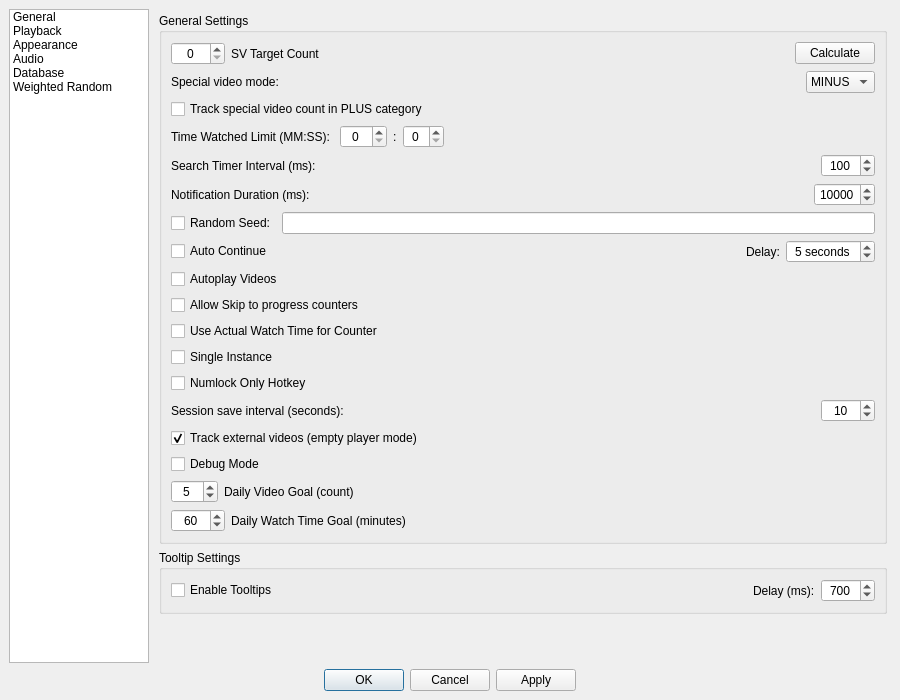
The window that MediaManager/src/QtClasses/UI/Form Files/SettingsDialog.ui (PaunescuAndrei/MediaManager) describes before a commit, drawn with Qt 5.
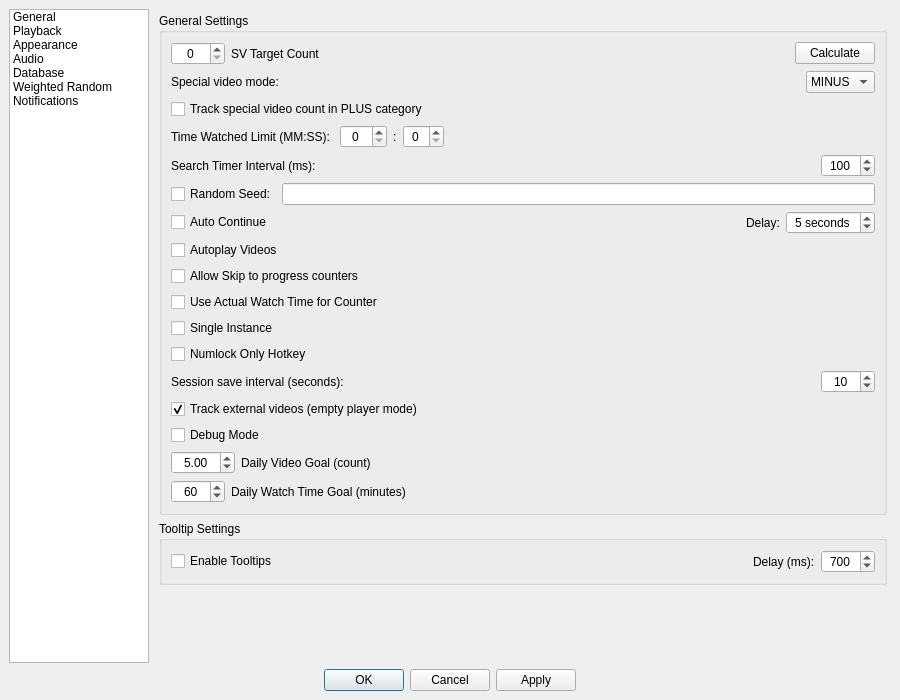
The same window after the commit. Custom widgets are drawn as their Qt base class.

Commit message: feat: multi-notification system, daily goals/milestones, settings redesign, tooltips, vacuum DB

The edit to the form file:
```diff
--- a/MediaManager/src/QtClasses/UI/Form Files/SettingsDialog.ui
+++ b/MediaManager/src/QtClasses/UI/Form Files/SettingsDialog.ui
@@ -96,6 +96,11 @@
          <string>Weighted Random</string>
         </property>
        </item>
+       <item>
+        <property name="text">
+         <string>Notifications</string>
+        </property>
+       </item>
       </widget>
      </item>
      <item>
@@ -250,32 +255,6 @@
                </item>
               </layout>
              </item>
-             <item>
-              <layout class="QHBoxLayout" name="horizontalLayout_notificationDuration">
-               <item>
-                <widget class="QLabel" name="notificationDurationLabel">
-                 <property name="text"><string>Notification Duration (ms):</string></property>
-                </widget>
-               </item>
-               <item>
-                <spacer name="horizontalSpacer_notificationDuration">
-                 <property name="orientation"><enum>Qt::Orientation::Horizontal</enum></property>
-                 <property name="sizeHint" stdset="0"><size><width>40</width><height>20</height></size></property>
-                </spacer>
-               </item>
-               <item>
-                <widget class="QSpinBox" name="notificationDurationSpinBox">
-                 <property name="focusPolicy"><enum>Qt::FocusPolicy::StrongFocus</enum></property>
-                 <property name="toolTip"><string>How long notification popups stay visible in milliseconds</string></property>
-                 <property name="alignment"><set>Qt::AlignmentFlag::AlignCenter</set></property>
-                 <property name="minimum"><number>1000</number></property>
-                 <property name="maximum"><number>60000</number></property>
-                 <property name="singleStep"><number>500</number></property>
-                 <property name="value"><number>10000</number></property>
-                </widget>
-               </item>
-              </layout>
-             </item>
              <item>
               <layout class="QHBoxLayout" name="horizontalLayout_14">
                <item>
@@ -394,12 +373,14 @@
              <item>
               <layout class="QHBoxLayout" name="dailyVideoGoalLayout">
                <item>
-                <widget class="QSpinBox" name="dailyVideoGoalSpinBox">
+                <widget class="QDoubleSpinBox" name="dailyVideoGoalSpinBox">
                  <property name="alignment"><set>Qt::AlignmentFlag::AlignCenter</set></property>
                  <property name="toolTip"><string>Target number of videos to watch per day (0 = disabled)</string></property>
-                 <property name="minimum"><number>0</number></property>
-                 <property name="maximum"><number>999</number></property>
-                 <property name="value"><number>5</number></property>
+                 <property name="decimals"><number>2</number></property>
+                 <property name="minimum"><double>0.00</double></property>
+                 <property name="maximum"><double>999.00</double></property>
+                 <property name="singleStep"><double>0.50</double></property>
+                 <property name="value"><double>5.00</double></property>
                 </widget>
                </item>
                <item>
```
The commit also changes 19 other files.
